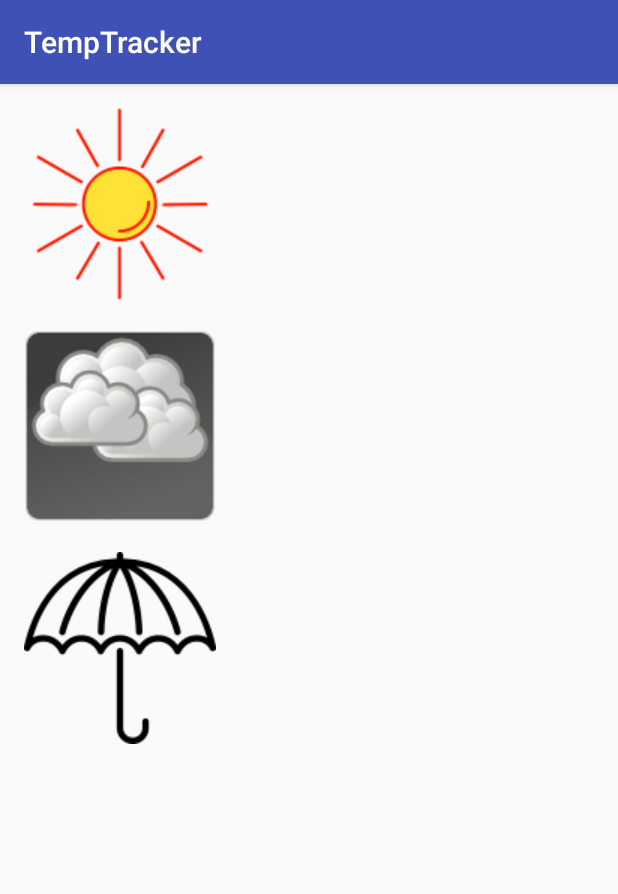
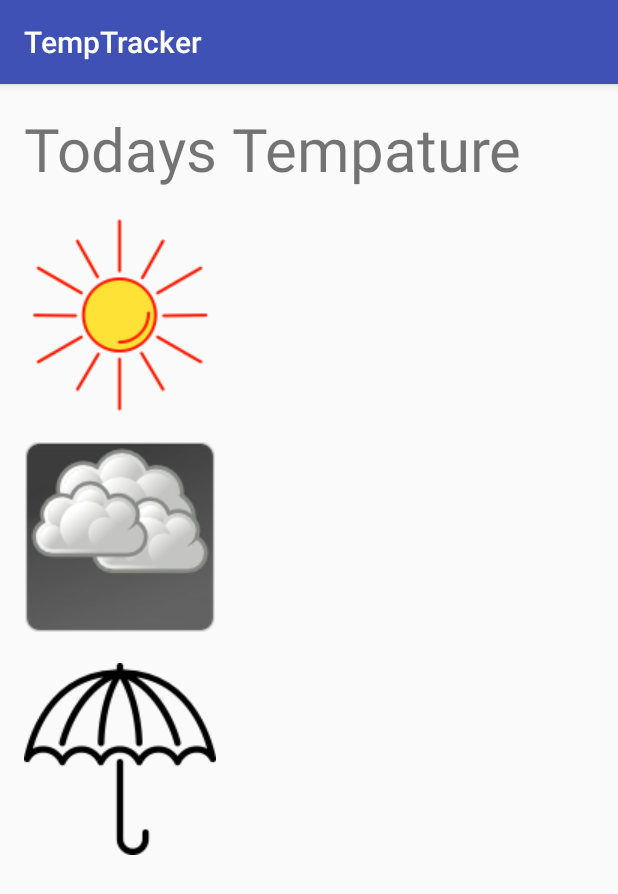
Before and after one commit to advait22/Temperature-sensing-using-Pi-board, an Android app: the WeatherReport screen opened directly, with no data from a screen before it, on a phone screen of 412 x 824 dp. Shown: the top 894 px of the screen. Run offline under Robolectric (Android 15) with nearby library versions, the phone set to English and light mode, and no system bars.

Commit message:
Weather Report Page 1

```diff
--- a/app/src/main/res/layout/activity_weather_report.xml
+++ b/app/src/main/res/layout/activity_weather_report.xml
@@ -8,11 +8,21 @@
     android:paddingRight="@dimen/activity_horizontal_margin"
     android:paddingTop="@dimen/activity_vertical_margin"
     tools:context="com.example.advait.temptracker.WeatherReport">
-<ImageView
+
+    <TextView
+        android:layout_width="match_parent"
+        android:layout_height="wrap_content"
+        android:text="Todays Tempature"
+        android:textSize="40dp"
+        android:id="@+id/CurrentTemperature"/>
+
+    <ImageView
     android:layout_width="wrap_content"
     android:layout_height="wrap_content"
     android:src="@drawable/Sunny"
-    android:id="@+id/Sunny"/>
+    android:id="@+id/Sunny"
+    android:layout_below="@id/CurrentTemperature"
+    android:layout_marginTop="20dp"/>
 
    <ImageView
        android:layout_width="wrap_content"
```
